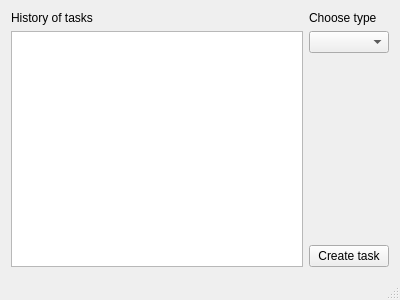
First picture: the form in mainwindow.ui, repository idmit/solver, before the edit.
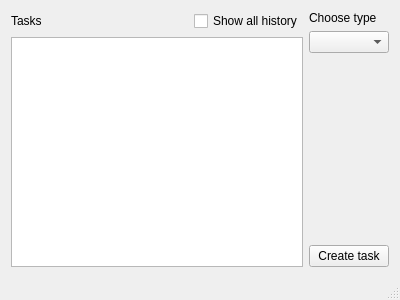
Second picture: the form after the edit.

Patch:
```diff
--- a/mainwindow.ui
+++ b/mainwindow.ui
@@ -14,22 +14,46 @@
    <string>MainWindow</string>
   </property>
   <widget class="QWidget" name="centralWidget">
-   <layout class="QGridLayout" name="gridLayout">
-    <item row="0" column="0">
+   <layout class="QHBoxLayout" name="horizontalLayout_2">
+    <item>
      <layout class="QVBoxLayout" name="verticalLayout">
       <item>
-       <widget class="QLabel" name="label_2">
-        <property name="text">
-         <string>History of tasks</string>
-        </property>
-       </widget>
+       <layout class="QHBoxLayout" name="horizontalLayout">
+        <item>
+         <widget class="QLabel" name="label_2">
+          <property name="text">
+           <string>Tasks</string>
+          </property>
+         </widget>
+        </item>
+        <item>
+         <spacer name="horizontalSpacer">
+          <property name="orientation">
+           <enum>Qt::Horizontal</enum>
+          </property>
+          <property name="sizeHint" stdset="0">
+           <size>
+            <width>40</width>
+            <height>20</height>
+           </size>
+          </property>
+         </spacer>
+        </item>
+        <item>
+         <widget class="QCheckBox" name="showAllCheckBox">
+          <property name="text">
+           <string>Show all history</string>
+          </property>
+         </widget>
+        </item>
+       </layout>
       </item>
       <item>
        <widget class="QListWidget" name="taskHistoryList"/>
       </item>
      </layout>
     </item>
-    <item row="0" column="1">
+    <item>
      <layout class="QVBoxLayout" name="verticalLayout_2">
       <item>
        <widget class="QLabel" name="label">
```
